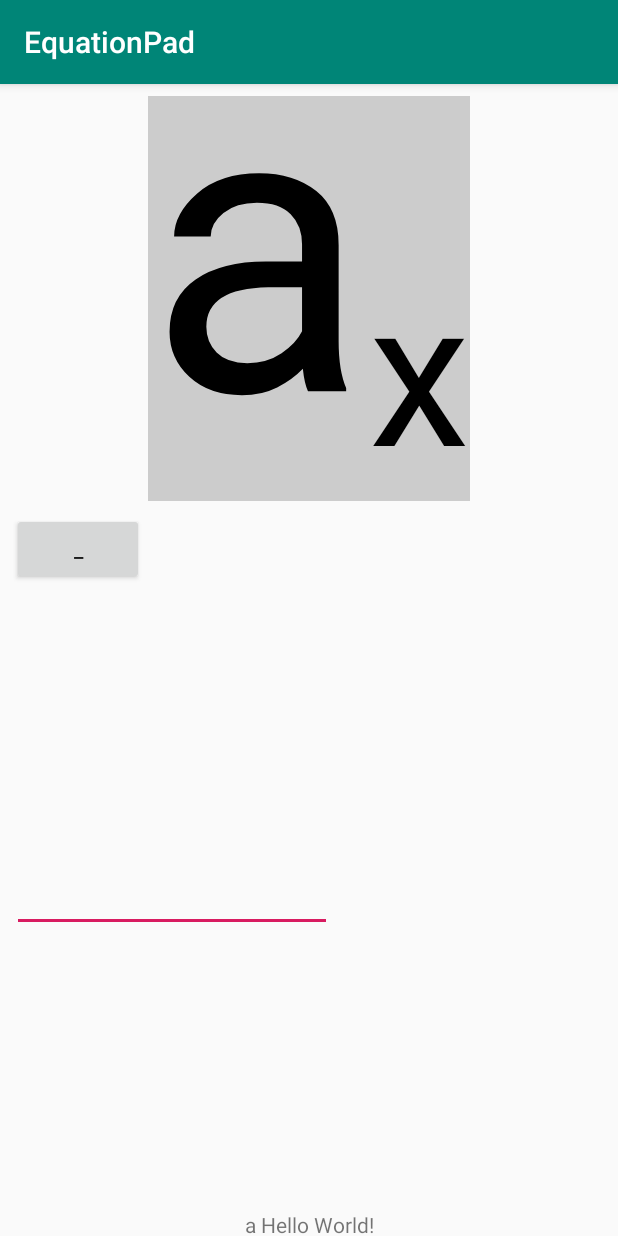
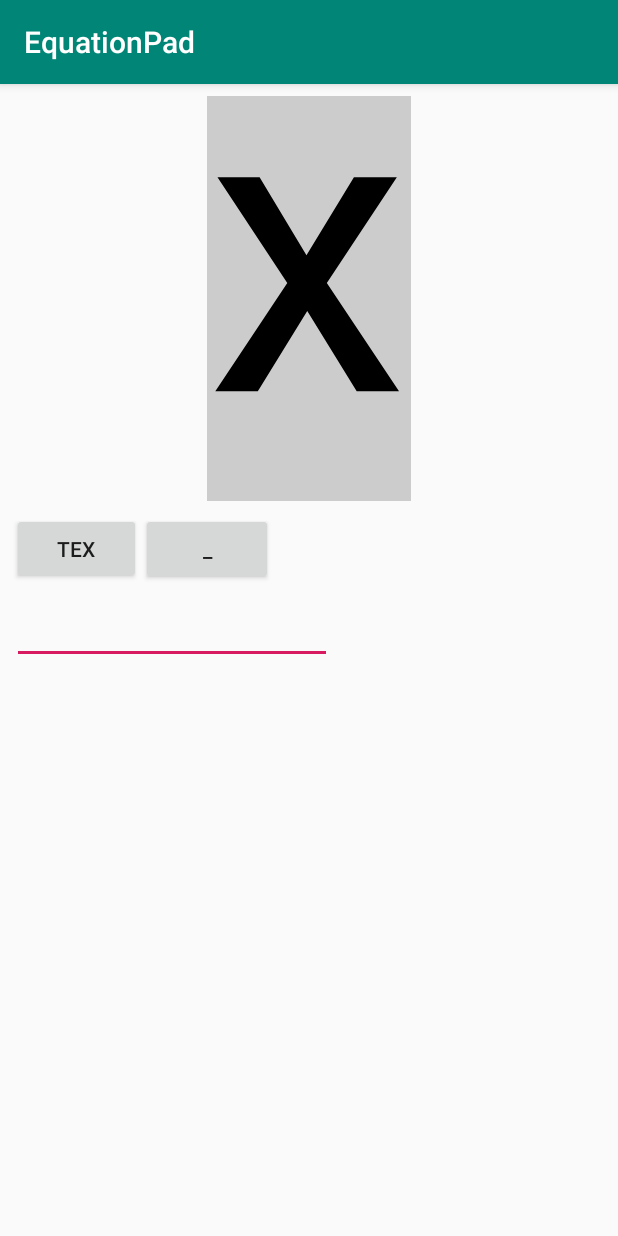
Before and after one commit to karino2/EquationPad, an Android app: the screen it shows after launch (MainActivity), on a phone screen of 412 x 824 dp. Run offline under Robolectric (Android 15) with nearby library versions, the phone set to English and light mode, and no system bars.

Commit message:
Implement copy latex.

```diff
--- a/app/src/main/java/io/github/karino2/equationpad/mathview/MathView.kt
+++ b/app/src/main/java/io/github/karino2/equationpad/mathview/MathView.kt
@@ -13,12 +13,15 @@ import kotlin.math.roundToInt
 
 class MathView(context :Context, attrSet: AttributeSet) : View(context, attrSet) {
 
-    val expr = Root(Subscript(Variable("a"), Variable("x")))
+    val expr = Root(Variable("x"))
     var selectedExpr : Expr? = null
         set(value) {
             field = value
             requestLayout()
         }
+
+    fun ifSelected(proc: (Expr)->Unit) = selectedExpr?.let{ proc(it) }
+
 
     fun _resolveSize(desiredSize: Int, measureSpec: Int) : Int {
         val specMode = MeasureSpec.getMode(measureSpec)
--- a/app/src/main/res/layout/activity_main.xml
+++ b/app/src/main/res/layout/activity_main.xml
@@ -14,29 +14,27 @@
             android:layout_marginStart="8dp" app:layout_constraintEnd_toEndOf="parent" android:layout_marginEnd="8dp"
             android:layout_marginTop="8dp" app:layout_constraintTop_toTopOf="parent"/>
 
-    <TextView
-            android:layout_width="wrap_content"
-            android:layout_height="17dp"
-            android:text="a Hello World!"
-            app:layout_constraintBottom_toBottomOf="parent"
-            app:layout_constraintLeft_toLeftOf="parent"
-            app:layout_constraintRight_toRightOf="parent" android:id="@+id/textView"/>
     <EditText
             android:layout_width="wrap_content"
             android:layout_height="wrap_content"
             android:inputType="textPersonName"
             android:ems="10"
-            android:id="@+id/editText" android:layout_marginBottom="8dp"
-            app:layout_constraintBottom_toTopOf="@+id/textView"
+            android:id="@+id/editText"
             android:layout_marginStart="8dp"
-            app:layout_constraintStart_toStartOf="parent" android:layout_marginTop="8dp"
-            app:layout_constraintTop_toBottomOf="@+id/buttonSubscript"/>
+            app:layout_constraintStart_toStartOf="parent"
+            android:layout_marginTop="8dp" app:layout_constraintTop_toBottomOf="@+id/buttonCopyLatex"/>
     <Button
             android:text="_"
             android:layout_width="wrap_content"
-            android:layout_height="wrap_content"
-            android:id="@+id/buttonSubscript" app:layout_constraintStart_toStartOf="parent"
-            android:layout_marginStart="8dp" android:layout_marginTop="8dp"
-            app:layout_constraintTop_toBottomOf="@+id/mathView"/>
+            android:layout_height="48dp"
+            android:id="@+id/buttonSubscript"
+            app:layout_constraintStart_toEndOf="@+id/buttonCopyLatex"
+            android:layout_marginTop="8dp" app:layout_constraintTop_toBottomOf="@+id/mathView"/>
+    <Button
+            android:layout_width="86dp"
+            android:layout_height="47dp"
+            android:id="@+id/buttonCopyLatex"
+            android:text="TeX" android:layout_marginTop="8dp" app:layout_constraintTop_toBottomOf="@+id/mathView"
+            app:layout_constraintStart_toStartOf="parent" android:layout_marginStart="8dp"/>
 
 </androidx.constraintlayout.widget.ConstraintLayout>
```
Also changed, not shown: app/src/main/java/io/github/karino2/equationpad/MainActivity.kt (+23 -6 lines), app/src/main/java/io/github/karino2/equationpad/mathview/Tree.kt (+33 -0 lines), 1 other file.
